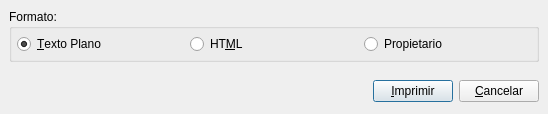
Old version of the form bulmages/bulmacont/src/extractoprintbase.ui in the repository eboladev/Bulmages-1.
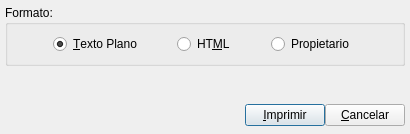
New version of the form.

Diff of the .ui file:
```diff
--- a/bulmages/bulmacont/src/extractoprintbase.ui
+++ b/bulmages/bulmacont/src/extractoprintbase.ui
@@ -5,33 +5,26 @@
    <rect>
     <x>0</x>
     <y>0</y>
-    <width>548</width>
-    <height>114</height>
+    <width>410</width>
+    <height>134</height>
    </rect>
   </property>
   <property name="windowTitle" >
    <string>Impresión del Extracto</string>
   </property>
   <layout class="QVBoxLayout" >
+   <property name="margin" >
+    <number>5</number>
+   </property>
    <property name="spacing" >
-    <number>6</number>
-   </property>
-   <property name="leftMargin" >
-    <number>9</number>
-   </property>
-   <property name="topMargin" >
-    <number>9</number>
-   </property>
-   <property name="rightMargin" >
-    <number>9</number>
-   </property>
-   <property name="bottomMargin" >
-    <number>9</number>
+    <number>5</number>
    </property>
    <item>
     <widget class="QGroupBox" name="groupBox" >
      <property name="sizePolicy" >
-      <sizepolicy vsizetype="Fixed" hsizetype="Ignored" >
+      <sizepolicy>
+       <hsizetype>7</hsizetype>
+       <vsizetype>0</vsizetype>
        <horstretch>0</horstretch>
        <verstretch>0</verstretch>
       </sizepolicy>
@@ -39,43 +32,24 @@
      <property name="title" >
       <string>Formato:</string>
      </property>
-     <layout class="QHBoxLayout" >
+     <layout class="QVBoxLayout" >
+      <property name="margin" >
+       <number>9</number>
+      </property>
       <property name="spacing" >
-       <number>5</number>
-      </property>
-      <property name="leftMargin" >
-       <number>5</number>
-      </property>
-      <property name="topMargin" >
-       <number>5</number>
-      </property>
-      <property name="rightMargin" >
-       <number>5</number>
-      </property>
-      <property name="bottomMargin" >
-       <number>5</number>
+       <number>6</number>
       </property>
       <item>
        <layout class="QHBoxLayout" >
         <property name="spacing" >
-         <number>6</number>
-        </property>
-        <property name="leftMargin" >
-         <number>0</number>
-        </property>
-        <property name="topMargin" >
-         <number>0</number>
-        </property>
-        <property name="rightMargin" >
-         <number>0</number>
-        </property>
-        <property name="bottomMargin" >
          <number>0</number>
         </property>
         <item>
          <widget class="QRadioButton" name="radiotexto" >
           <property name="sizePolicy" >
-           <sizepolicy vsizetype="Expanding" hsizetype="Preferred" >
+           <sizepolicy>
+            <hsizetype>0</hsizetype>
+            <vsizetype>0</vsizetype>
             <horstretch>0</horstretch>
             <verstretch>0</verstretch>
            </sizepolicy>
@@ -91,7 +65,9 @@
         <item>
          <widget class="QRadioButton" name="radiohtml" >
           <property name="sizePolicy" >
-           <sizepolicy vsizetype="Expanding" hsizetype="Preferred" >
+           <sizepolicy>
+            <hsizetype>0</hsizetype>
+            <vsizetype>0</vsizetype>
             <horstretch>0</horstretch>
             <verstretch>0</verstretch>
            </sizepolicy>
@@ -104,7 +80,9 @@
         <item>
          <widget class="QRadioButton" name="radiopropietario" >
           <property name="sizePolicy" >
-           <sizepolicy vsizetype="Expanding" hsizetype="Preferred" >
+           <sizepolicy>
+            <hsizetype>0</hsizetype>
+            <vsizetype>0</vsizetype>
             <horstretch>0</horstretch>
             <verstretch>0</verstretch>
            </sizepolicy>
@@ -129,8 +107,8 @@
      </property>
      <property name="sizeHint" >
       <size>
-       <width>530</width>
-       <height>81</height>
+       <width>400</width>
+       <height>16</height>
       </size>
      </property>
     </spacer>
@@ -138,18 +116,6 @@
    <item>
     <layout class="QHBoxLayout" >
      <property name="spacing" >
-      <number>6</number>
-     </property>
-     <property name="leftMargin" >
-      <number>0</number>
-     </property>
-     <property name="topMargin" >
-      <number>0</number>
-     </property>
-     <property name="rightMargin" >
-      <number>0</number>
-     </property>
-     <property name="bottomMargin" >
       <number>0</number>
      </property>
      <item>
```
Left out of the diff: 6 changed lines with no effect on the pictures.
